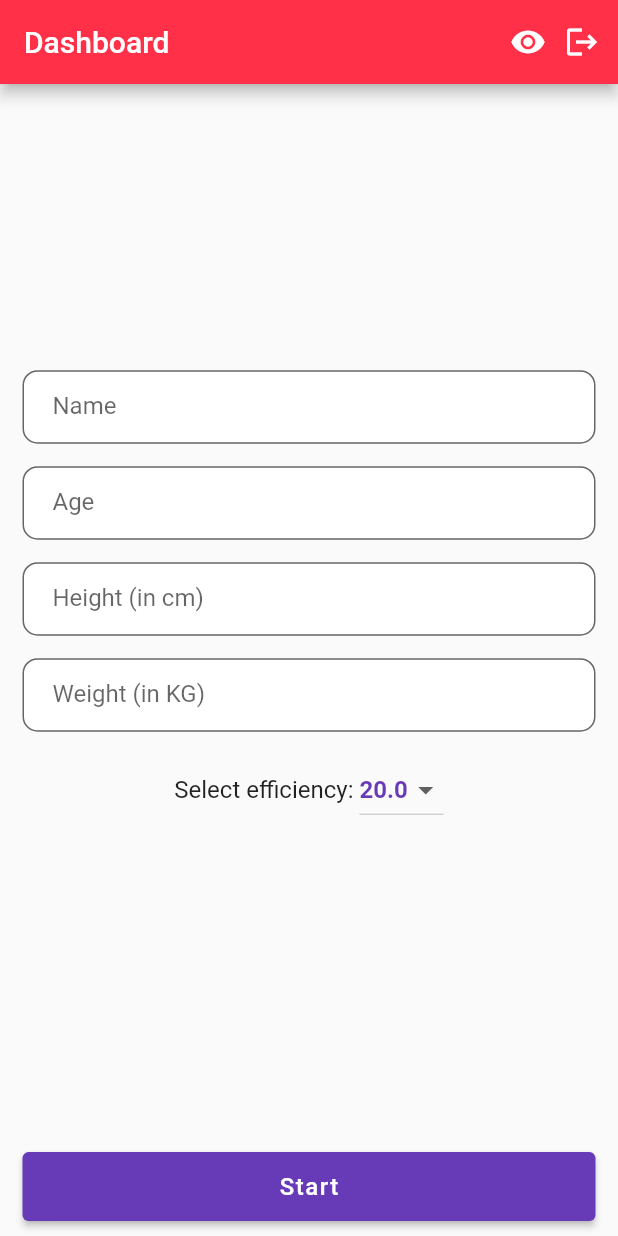
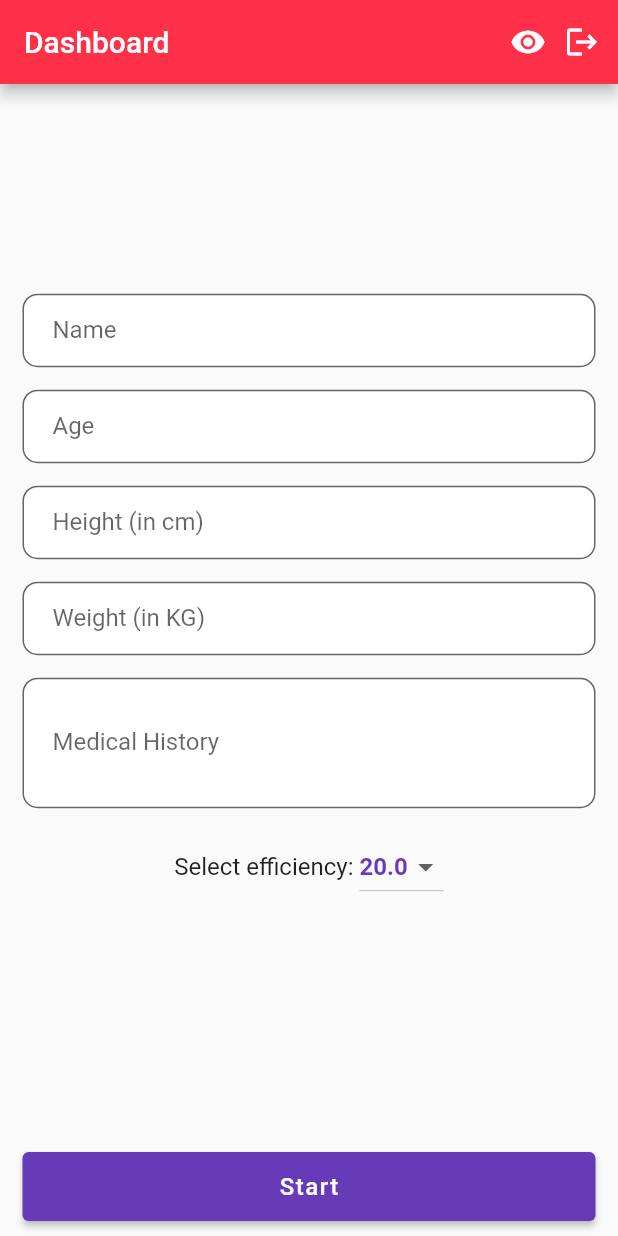
Before and after one commit to sdoshi983/ecg_monitoring_app, a Flutter app: the Dashboard screen opened directly, on a phone screen of 412 x 824 dp. Run offline on Flutter 3.47's test engine with Material 2 defaults, Android fonts, the phone set to English and light mode, and no system bars; our stand-ins replace audioplayers, cloud_firestore, firebase_core, firebase_database, lottie, shared_preferences and 1 more; accounts and stored records are empty.

```diff
--- a/lib/pages/dashboard.dart
+++ b/lib/pages/dashboard.dart
@@ -22,6 +22,7 @@ class _DashboardState extends State<Dashboard> {
   TextEditingController age = TextEditingController(text: '');
   TextEditingController heightController = TextEditingController(text: '');
   TextEditingController weight = TextEditingController(text: '');
+  TextEditingController medicalHistory = TextEditingController(text: '');
   List<double> accuracies = [20.0, 30.0, 40.0, 50.0, 60.0, 70.0, 80.0, 90.0];
 
   @override
@@ -43,7 +44,6 @@ class _DashboardState extends State<Dashboard> {
         actions: [
           GestureDetector(
               onTap: (){
-                Constants.prefs.clear();
                 Navigator.push(context, MaterialPageRoute(builder: (_) => ChartDataPage()));
               },
               child: Icon(Icons.remove_red_eye)),
@@ -185,6 +185,30 @@ class _DashboardState extends State<Dashboard> {
                     ),
                   ),
                   SizedBox(height: 15,),
+                  TextFormField(
+                    controller: medicalHistory,
+                    decoration: InputDecoration(
+                      filled: true,
+                      fillColor: Colors.white,
+                      labelText: 'Medical History',
+                      floatingLabelStyle: TextStyle(color: deepPurple),
+                      hintStyle: TextStyle(
+                        color: Colors.grey[400],
+                      ),
+                      focusedBorder: OutlineInputBorder(
+                        borderRadius: BorderRadius.circular(10.0),
+                        borderSide: BorderSide(color: deepPurple),
+                      ),
+                      border: OutlineInputBorder(
+                        borderRadius: BorderRadius.circular(10.0),
+                        borderSide: BorderSide(color: Colors.grey),
+                      ),
+                      contentPadding:
+                      EdgeInsets.symmetric(vertical: 15.0, horizontal: 20.0),
+                    ),
+                    maxLines: 3,
+                  ),
+                  SizedBox(height: 15,),
                   Row(
                     mainAxisAlignment: MainAxisAlignment.center,
                     children: [
@@ -238,15 +262,19 @@ class _DashboardState extends State<Dashboard> {
 
   void onStartButtonClicked() async {
     if(_formKey.currentState.validate()){
+      final createdBy = Constants.prefs.getString('emailId');
+
       final result = await chartData.add({
         'date': DateFormat('yyyy-MM-dd').format(DateTime.now()),
         'name': name.text,
         'age': age.text,
         'height': heightController.text,
         'weight': weight.text,
-        'efficiency': dropDownValue
+        'medicalHistory': medicalHistory.text.isEmpty ? 'No history' : medicalHistory.text,
+        'efficiency': dropDownValue,
+        'createdBy': createdBy,
       });
-      print(result.id);
+
       Navigator.push(context,
           MaterialPageRoute(builder: (context) => EcgPlot(efficiency: dropDownValue, documentId: result.id,)));
     }
--- a/lib/pages/login_page.dart
+++ b/lib/pages/login_page.dart
@@ -139,6 +139,8 @@ class _LoginPageState extends State<LoginPage> {
       for(var user in usersList.docs){
         if(user['email'] == email.text && user['password'] == password.text){
           await Constants.prefs.setBool('isLoggedIn', true);
+          await Constants.prefs.setString('emailId', email.text);
+          print(Constants.prefs.containsKey('emailId'));
           Navigator.of(context).pop();
           Navigator.pushAndRemoveUntil(context, MaterialPageRoute(builder: (_) => Dashboard()), (route) => false);
           return;
```
Also changed, not shown: lib/pages/after_graph_page.dart (+9 -2 lines), lib/pages/chart_data_details_page.dart (+55 -2 lines), lib/pages/chart_data_page.dart (+12 -3 lines), lib/pages/ecg_plot.dart (+58 -36 lines), lib/pages/sign_up_page.dart (+17 -0 lines).
